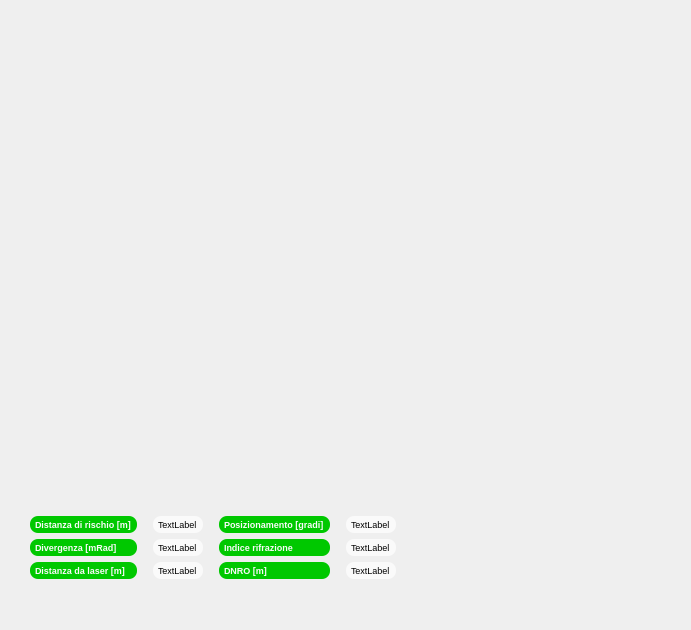
crocodile119/Laser-Studio, file wetchartdialog.ui: the form before one commit.
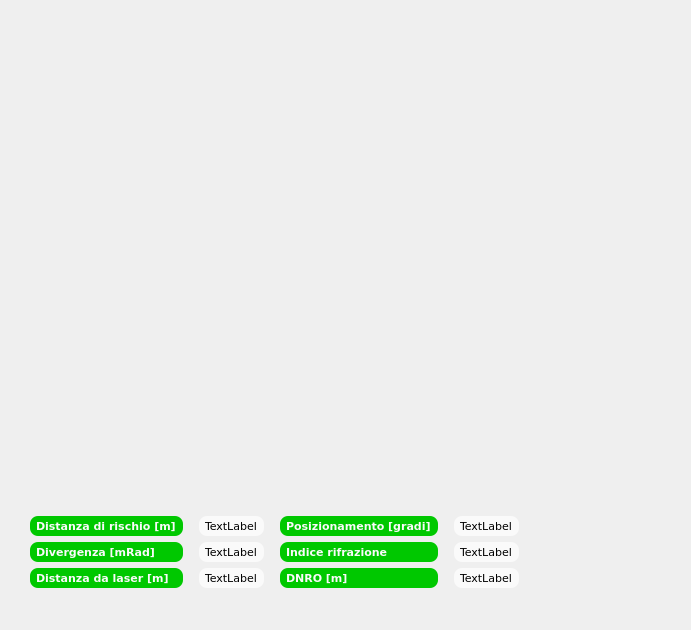
The form after the commit.

What changed in the file:
```diff
--- a/wetchartdialog.ui
+++ b/wetchartdialog.ui
@@ -13,7 +13,7 @@
   <property name="font">
    <font>
     <family>Verdana</family>
-    <pointsize>7</pointsize>
+    <pointsize>8</pointsize>
    </font>
   </property>
   <property name="windowTitle">
@@ -44,8 +44,8 @@
          <widget class="QLabel" name="label_5">
           <property name="font">
            <font>
-            <family>MS Shell Dlg 2</family>
-            <pointsize>7</pointsize>
+            <family>Verdana</family>
+            <pointsize>8</pointsize>
             <weight>75</weight>
             <bold>true</bold>
            </font>
@@ -74,8 +74,8 @@
           </property>
           <property name="font">
            <font>
-            <family>MS Shell Dlg 2</family>
-            <pointsize>7</pointsize>
+            <family>Verdana</family>
+            <pointsize>8</pointsize>
             <weight>75</weight>
             <bold>true</bold>
            </font>
@@ -98,8 +98,8 @@
          <widget class="QLabel" name="label_2">
           <property name="font">
            <font>
-            <family>MS Shell Dlg 2</family>
-            <pointsize>7</pointsize>
+            <family>Verdana</family>
+            <pointsize>8</pointsize>
             <weight>75</weight>
             <bold>true</bold>
            </font>
@@ -139,8 +139,8 @@
          <widget class="QLabel" name="hazardLabel">
           <property name="font">
            <font>
-            <family>MS Shell Dlg 2</family>
-            <pointsize>7</pointsize>
+            <family>Verdana</family>
+            <pointsize>8</pointsize>
            </font>
           </property>
           <property name="styleSheet">
@@ -160,8 +160,8 @@
          <widget class="QLabel" name="divergenceLabel">
           <property name="font">
            <font>
-            <family>MS Shell Dlg 2</family>
-            <pointsize>7</pointsize>
+            <family>Verdana</family>
+            <pointsize>8</pointsize>
            </font>
           </property>
           <property name="styleSheet">
@@ -181,8 +181,8 @@
          <widget class="QLabel" name="distanceLabel">
           <property name="font">
            <font>
-            <family>MS Shell Dlg 2</family>
-            <pointsize>7</pointsize>
+            <family>Verdana</family>
+            <pointsize>8</pointsize>
            </font>
           </property>
           <property name="styleSheet">
@@ -219,8 +219,8 @@
          <widget class="QLabel" name="label_6">
           <property name="font">
            <font>
-            <family>MS Shell Dlg 2</family>
-            <pointsize>7</pointsize>
+            <family>Verdana</family>
+            <pointsize>8</pointsize>
             <weight>75</weight>
             <bold>true</bold>
            </font>
@@ -242,8 +242,8 @@
          <widget class="QLabel" name="label_3">
           <property name="font">
            <font>
-            <family>MS Shell Dlg 2</family>
-            <pointsize>7</pointsize>
+            <family>Verdana</family>
+            <pointsize>8</pointsize>
             <weight>75</weight>
             <bold>true</bold>
            </font>
@@ -265,8 +265,8 @@
          <widget class="QLabel" name="label">
           <property name="font">
            <font>
-            <family>MS Shell Dlg 2</family>
-            <pointsize>7</pointsize>
+            <family>Verdana</family>
+            <pointsize>8</pointsize>
             <weight>75</weight>
             <bold>true</bold>
            </font>
@@ -305,8 +305,8 @@
          <widget class="QLabel" name="positioningLabel">
           <property name="font">
            <font>
-            <family>MS Shell Dlg 2</family>
-            <pointsize>7</pointsize>
+            <family>Verdana</family>
+            <pointsize>8</pointsize>
            </font>
           </property>
           <property name="styleSheet">
@@ -326,8 +326,8 @@
          <widget class="QLabel" name="refractionLabel">
           <property name="font">
            <font>
-            <family>MS Shell Dlg 2</family>
-            <pointsize>7</pointsize>
+            <family>Verdana</family>
+            <pointsize>8</pointsize>
            </font>
           </property>
           <property name="styleSheet">
@@ -347,8 +347,8 @@
          <widget class="QLabel" name="DNRO_Label">
           <property name="font">
            <font>
-            <family>MS Shell Dlg 2</family>
-            <pointsize>7</pointsize>
+            <family>Verdana</family>
+            <pointsize>8</pointsize>
            </font>
           </property>
           <property name="styleSheet">
```
